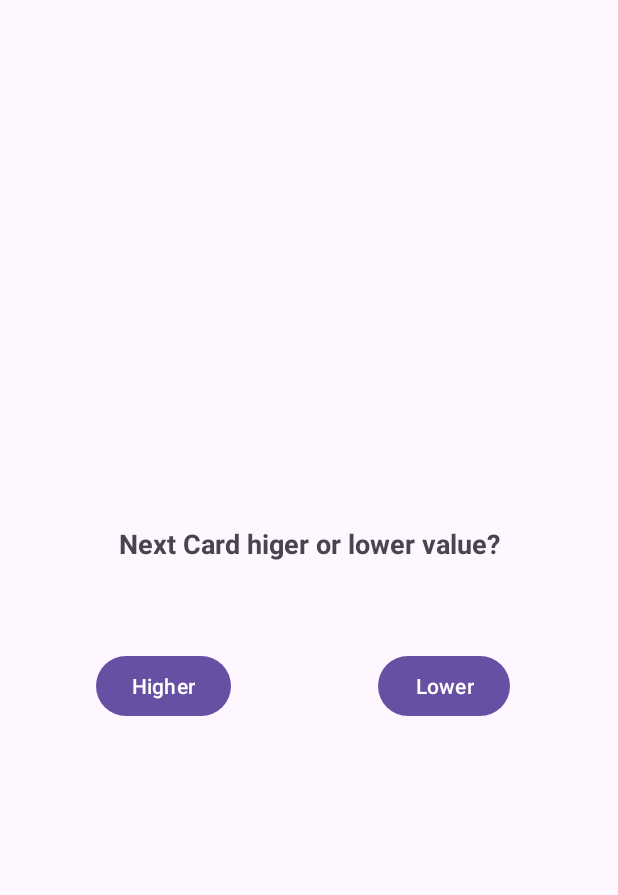
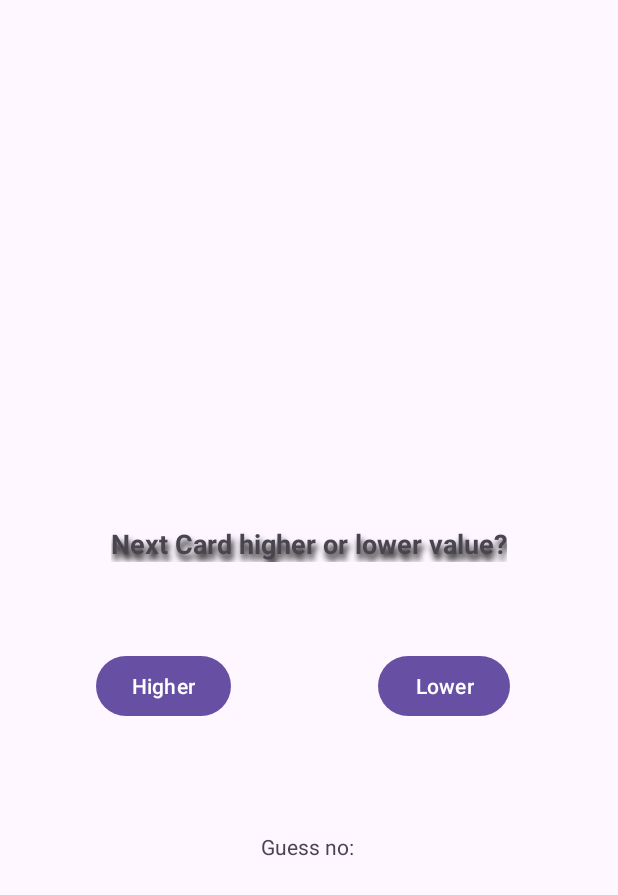
Before and after one commit to Daffnel/CardGame, an Android app: the layout fragment_cards.xml on its own in the app's theme, with its tools: preview values and no code run, on a phone screen of 412 x 824 dp. Shown: the top 895 px of the screen. Run offline under Robolectric (Android 15) with nearby library versions, the phone set to English and light mode, and no system bars.

Commit message:
Image method for right and wrong answer i working condtion

```diff
--- a/app/src/main/java/com/hfad/cardgame/Cards.kt
+++ b/app/src/main/java/com/hfad/cardgame/Cards.kt
@@ -70,11 +70,11 @@ class Cards {
     /**
      * Makes a random deck of 52 cards. The numbers value is equalent in deck list
      */
-    fun randomizeCards() {
+    fun randomizeCards(number: Int) {
 
         randomizedDeck.clear() //clears the current deck
 
-        while(randomizedDeck.size+1 < 53){
+        while(randomizedDeck.size+1 < number){
             val randomCardNo = Random.nextInt(1, 53)
             if(!randomizedDeck.contains(randomCardNo)){                     //Card do not exist, add to deck
                 randomizedDeck.add(randomCardNo)
--- a/app/src/main/res/layout/fragment_cards.xml
+++ b/app/src/main/res/layout/fragment_cards.xml
@@ -47,15 +47,39 @@
         android:layout_marginTop="36dp"
         android:shadowColor="@color/black"
         android:shadowDx="2"
-        android:shadowDy="0"
-        android:shadowRadius="0"
+        android:shadowDy="6"
+        android:shadowRadius="5"
 
-        android:text="Next Card higer or lower value?"
+        android:text="@string/next_card_higher_or_lower_value"
         android:textSize="18sp"
         android:textStyle="bold"
         app:layout_constraintEnd_toEndOf="parent"
         app:layout_constraintStart_toStartOf="parent"
-        app:layout_constraintTop_toBottomOf="@+id/ivCard" />
+        app:layout_constraintTop_toBottomOf="@+id/ivCard"
+        />
+
+    <TextView
+        android:id="@+id/textView2"
+        android:layout_width="wrap_content"
+        android:layout_height="wrap_content"
+        android:layout_marginTop="180dp"
+        android:text="@string/guess_no"
+        app:layout_constraintEnd_toEndOf="parent"
+        app:layout_constraintHorizontal_bias="0.498"
+        app:layout_constraintStart_toStartOf="parent"
+        app:layout_constraintTop_toBottomOf="@+id/textView" />
+
+    <ImageView
+        android:id="@+id/ivRightOrWrongAnswer"
+        android:layout_width="57dp"
+        android:layout_height="70dp"
+        android:layout_marginTop="40dp"
+        app:layout_constraintBottom_toBottomOf="parent"
+        app:layout_constraintEnd_toStartOf="@+id/btnLower"
+        app:layout_constraintHorizontal_bias="0.615"
+        app:layout_constraintStart_toEndOf="@+id/btnHigher"
+        app:layout_constraintTop_toBottomOf="@+id/textView"
+        app:layout_constraintVertical_bias="0.161" />
 
 
 </androidx.constraintlayout.widget.ConstraintLayout>
--- a/app/src/main/res/values/strings.xml
+++ b/app/src/main/res/values/strings.xml
@@ -11,4 +11,6 @@
     <string name="lower">Lower</string>
     <string name="btn_higher">Higher</string>
     <string name="btn_Lower">Lower</string>
+    <string name="guess_no">Guess no:</string>
+    <string name="next_card_higher_or_lower_value">Next Card higher or lower value?</string>
 </resources>
```
Also changed, not shown: app/src/main/java/com/hfad/cardgame/CardsFragment.kt (+7 -2 lines), app/src/main/java/com/hfad/cardgame/CardsViewModel.kt (+26 -3 lines).
